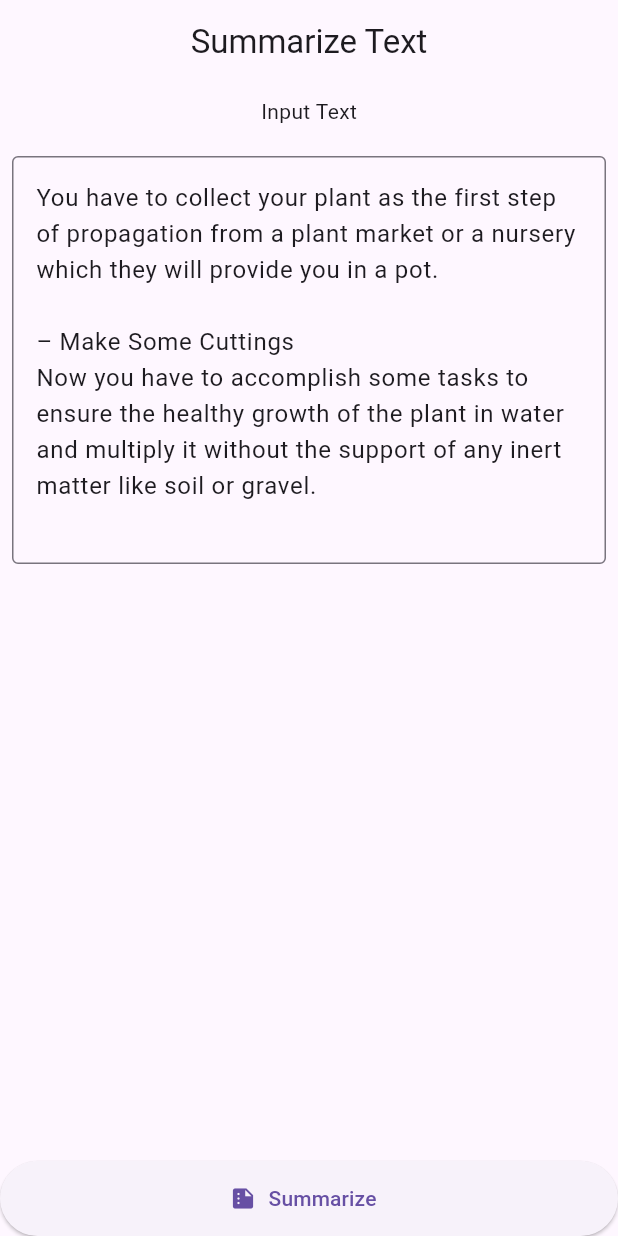
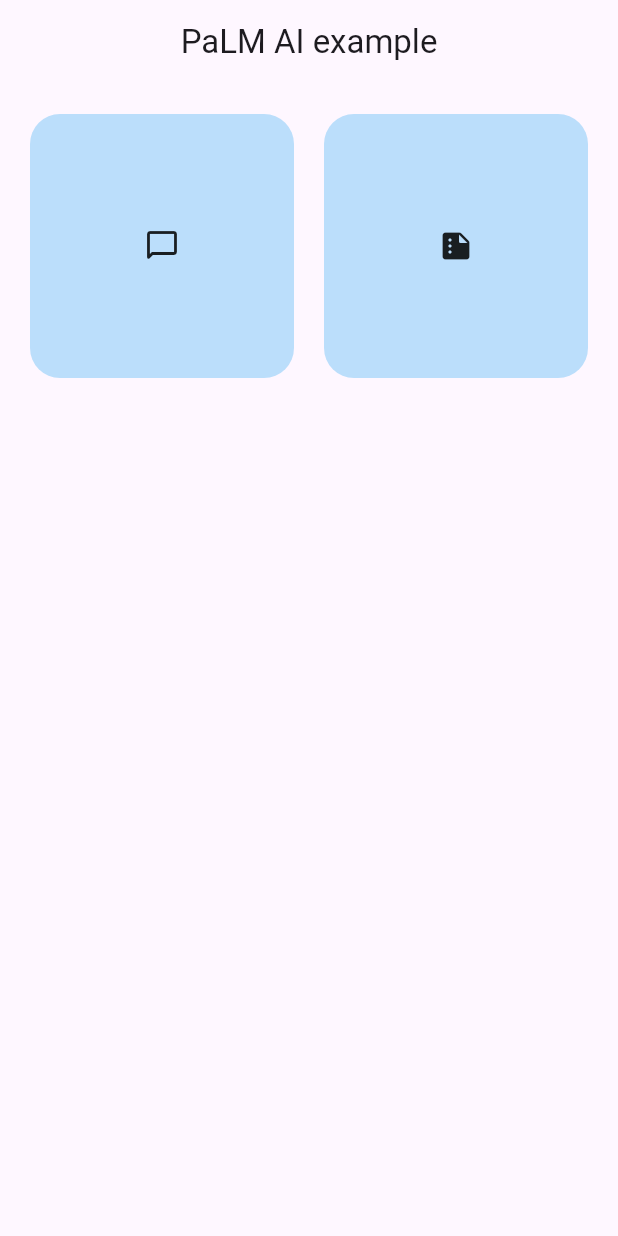
Before and after one commit to yeasin50/echo_task_pro, a Flutter app: the screen it shows after launch, on a phone screen of 412 x 824 dp. Run offline on Flutter 3.47's test engine with Material 2 defaults, Android fonts, the light colour scheme and no system bars; our stand-ins replace bloc, cloud_firestore, equatable, firebase_auth, firebase_core, flutter_chat_types and 3 more; missing offline and left inert: my_utils; accounts and stored records are empty; network calls fail; statements that could not run were skipped.

Commit message:
wip-home_page

```diff
--- a/lib/features/home/presentation/pages/home_page.dart
+++ b/lib/features/home/presentation/pages/home_page.dart
@@ -2,23 +2,27 @@
 import 'package:f3/features/text_summarize/presentation/pages/summarize_text_page.dart';
 import 'package:f3/locator.dart';
 import 'package:flutter/material.dart';
+
+import '../widgets/on_loaded_view.dart';
 
 class HomePage extends StatelessWidget {
   const HomePage({super.key});
 
   @override
   Widget build(BuildContext context) {
-    return FutureBuilder(
+    return Scaffold(
+      body: FutureBuilder(
         future: setup(),
         builder: (context, snapshot) {
           if (snapshot.connectionState == ConnectionState.done) {
-          return const SummarizeTextPage();
+            return const OnLoadedView();
           } else {
             return const Center(
               child: CircularProgressIndicator(),
             );
           }
         },
+      ),
     );
   }
 }
--- /dev/null
+++ b/lib/features/home/presentation/widgets/chat_griditem.dart
@@ -0,0 +1,33 @@
+import 'package:flutter/material.dart';
+
+import '../../../chat/presentation/pages/chat_page.dart';
+
+class ChatBotGridItem extends StatelessWidget {
+  const ChatBotGridItem({super.key});
+
+  @override
+  Widget build(BuildContext context) {
+    return Material(
+      color: Colors.blue[100],
+      shape: RoundedRectangleBorder(
+        borderRadius: BorderRadius.circular(20),
+      ),
+      child: InkWell(
+        onTap: () {
+          Navigator.push(
+            context,
+            MaterialPageRoute(
+              builder: (context) => const ChatPage(),
+            ),
+          );
+        },
+        customBorder: RoundedRectangleBorder(
+          borderRadius: BorderRadius.circular(20),
+        ),
+        child: Icon(
+          Icons.chat_bubble_outline_rounded,
+        ),
+      ),
+    );
+  }
+}
--- /dev/null
+++ b/lib/features/home/presentation/widgets/on_loaded_view.dart
@@ -0,0 +1,41 @@
+import 'package:f3/features/home/presentation/widgets/chat_griditem.dart';
+import 'package:flutter/material.dart';
+
+import 'text_summarize_griditem.dart';
+
+class OnLoadedView extends StatelessWidget {
+  const OnLoadedView({super.key});
+
+  @override
+  Widget build(BuildContext context) {
+    return LayoutBuilder(
+      builder: (context, constraints) {
+        final width = constraints.maxWidth;
+        final height = constraints.maxHeight;
+
+        return Padding(
+          padding: const EdgeInsets.symmetric(horizontal: 20),
+          child: Column(
+            children: [
+              AppBar(
+                title: const Text("PaLM AI example"),
+                centerTitle: true,
+              ),
+              const SizedBox(height: 20),
+              Expanded(
+                child: GridView.count(
+                  crossAxisCount: 2,
+                  crossAxisSpacing: 20,
+                  children: const [
+                    ChatBotGridItem(),
+                    TextSummarizeGridItem(),
+                  ],
+                ),
+              )
+            ],
+          ),
+        );
+      },
+    );
+  }
+}
--- /dev/null
+++ b/lib/features/home/presentation/widgets/text_summarize_griditem.dart
@@ -0,0 +1,30 @@
+import 'package:flutter/material.dart';
+
+import '../../../text_summarize/presentation/pages/summarize_text_page.dart';
+
+class TextSummarizeGridItem extends StatelessWidget {
+  const TextSummarizeGridItem({super.key});
+
+  @override
+  Widget build(BuildContext context) {
+    final shape = RoundedRectangleBorder(borderRadius: BorderRadius.circular(20));
+    return Material(
+      color: Colors.blue[100],
+      shape: shape,
+      child: InkWell(
+        customBorder: shape,
+        onTap: () {
+          Navigator.push(
+            context,
+            MaterialPageRoute(
+              builder: (context) => const SummarizeTextPage(),
+            ),
+          );
+        },
+        child: Icon(
+          Icons.summarize_rounded,
+        ),
+      ),
+    );
+  }
+}
--- a/lib/features/text_summarize/presentation/pages/summarize_text_page.dart
+++ b/lib/features/text_summarize/presentation/pages/summarize_text_page.dart
@@ -39,7 +39,7 @@
     });
     final result = await locator.get<SummarizeTextWithPalmDataSource>().summarizeText(_textEditingController.text);
 
-    logger.d(result);
+    // logger.d(result);
     isSummarizing = false;
     summarizedText = result;
     setState(() {});
```
Lines whose indentation alone changed are shown as unchanged.
